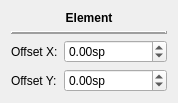
The window that mscore/mscore/inspector_element.ui (musescore/musescore-old) describes before a commit, drawn with Qt 5.
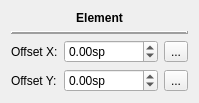
The same window after the commit. Icons and pictures are not drawn.

The edit to the form file:
```diff
--- a/mscore/mscore/inspector_element.ui
+++ b/mscore/mscore/inspector_element.ui
@@ -6,8 +6,8 @@
    <rect>
     <x>0</x>
     <y>0</y>
-    <width>178</width>
-    <height>90</height>
+    <width>191</width>
+    <height>96</height>
    </rect>
   </property>
   <property name="windowTitle">
@@ -44,16 +44,9 @@
     </widget>
    </item>
    <item>
-    <layout class="QFormLayout" name="formLayout">
-     <item row="0" column="0">
-      <widget class="QLabel" name="label_2">
-       <property name="text">
-        <string>Offset X:</string>
-       </property>
-      </widget>
-     </item>
+    <layout class="QGridLayout" name="gridLayout">
      <item row="0" column="1">
-      <widget class="QDoubleSpinBox" name="x">
+      <widget class="QDoubleSpinBox" name="offsetX">
        <property name="suffix">
         <string extracomment="spatium unit">sp</string>
        </property>
@@ -75,8 +68,15 @@
        </property>
       </widget>
      </item>
+     <item row="0" column="0">
+      <widget class="QLabel" name="label_2">
+       <property name="text">
+        <string>Offset X:</string>
+       </property>
+      </widget>
+     </item>
      <item row="1" column="1">
-      <widget class="QDoubleSpinBox" name="y">
+      <widget class="QDoubleSpinBox" name="offsetY">
        <property name="suffix">
         <string extracomment="spatium unit">sp</string>
        </property>
@@ -91,6 +91,28 @@
        </property>
       </widget>
      </item>
+     <item row="0" column="2">
+      <widget class="QToolButton" name="resetX">
+       <property name="text">
+        <string>...</string>
+       </property>
+       <property name="icon">
+        <iconset resource="musescore.qrc">
+         <normaloff>:/data/icons-dark/resetproperty.png</normaloff>:/data/icons-dark/resetproperty.png</iconset>
+       </property>
+      </widget>
+     </item>
+     <item row="1" column="2">
+      <widget class="QToolButton" name="resetY">
+       <property name="text">
+        <string>...</string>
+       </property>
+       <property name="icon">
+        <iconset resource="musescore.qrc">
+         <normaloff>:/data/icons-dark/resetproperty.png</normaloff>:/data/icons-dark/resetproperty.png</iconset>
+       </property>
+      </widget>
+     </item>
     </layout>
    </item>
   </layout>
```
Left out of the diff: 4 changed lines with no effect on the pictures.
